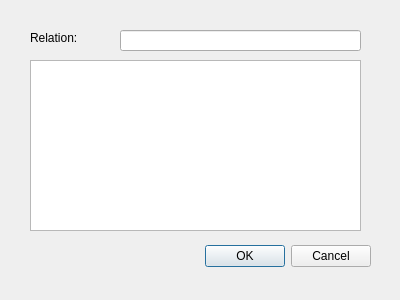
The window that SportsStat/displayrelation.ui (harumhl/MaroonGoonsRDBMS) describes before a commit, drawn with Qt 5.
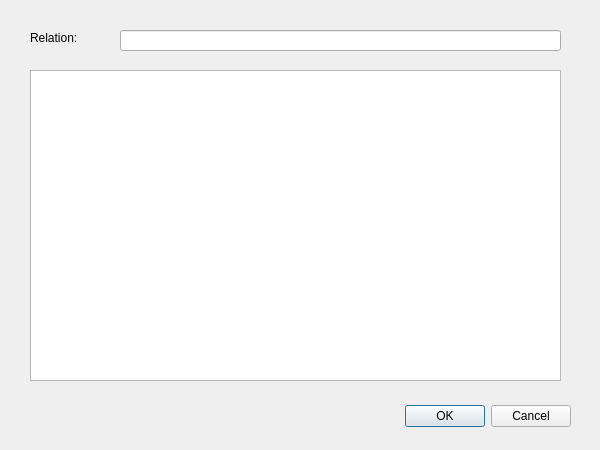
The same window after the commit.

Commit message: got rid of "Display ..." // made DisplayRelation screen bigger

Patch:
```diff
--- a/SportsStat/displayrelation.ui
+++ b/SportsStat/displayrelation.ui
@@ -6,8 +6,8 @@
    <rect>
     <x>0</x>
     <y>0</y>
-    <width>400</width>
-    <height>300</height>
+    <width>600</width>
+    <height>450</height>
    </rect>
   </property>
   <property name="windowTitle">
@@ -16,8 +16,8 @@
   <widget class="QDialogButtonBox" name="buttonBox">
    <property name="geometry">
     <rect>
-     <x>30</x>
-     <y>240</y>
+     <x>230</x>
+     <y>400</y>
      <width>341</width>
      <height>32</height>
     </rect>
@@ -47,7 +47,7 @@
     <rect>
      <x>120</x>
      <y>30</y>
-     <width>241</width>
+     <width>441</width>
      <height>21</height>
     </rect>
    </property>
@@ -56,9 +56,9 @@
    <property name="geometry">
     <rect>
      <x>30</x>
-     <y>60</y>
-     <width>331</width>
-     <height>171</height>
+     <y>70</y>
+     <width>531</width>
+     <height>311</height>
     </rect>
    </property>
   </widget>
```
The commit also changes 2 other files.
